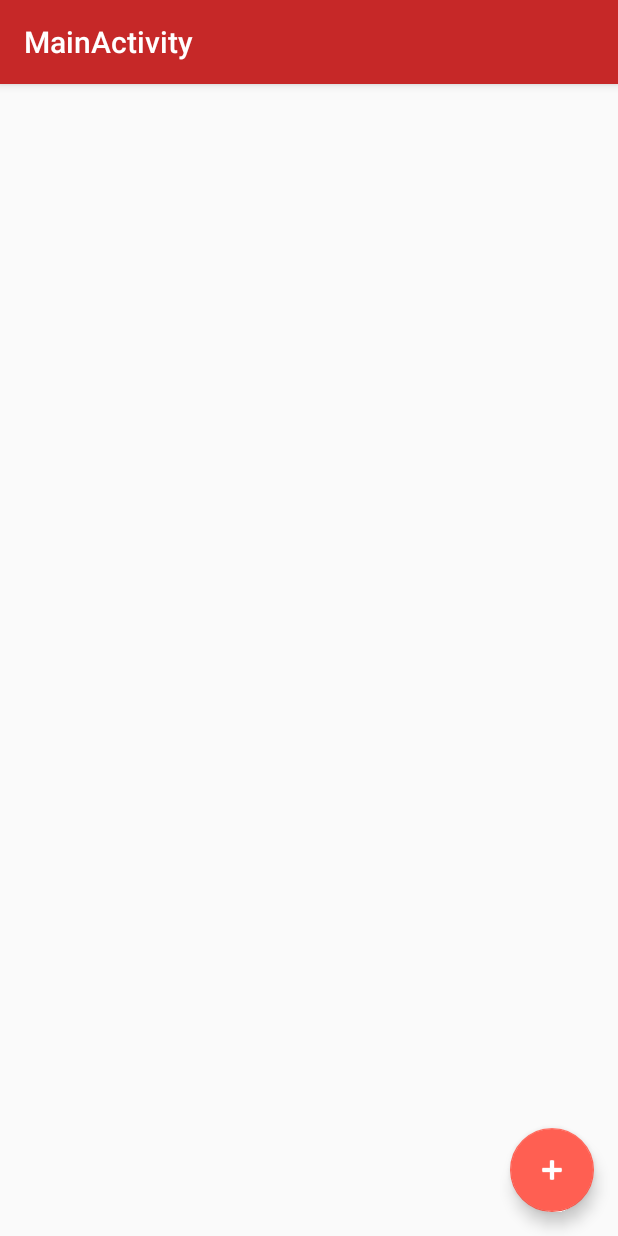
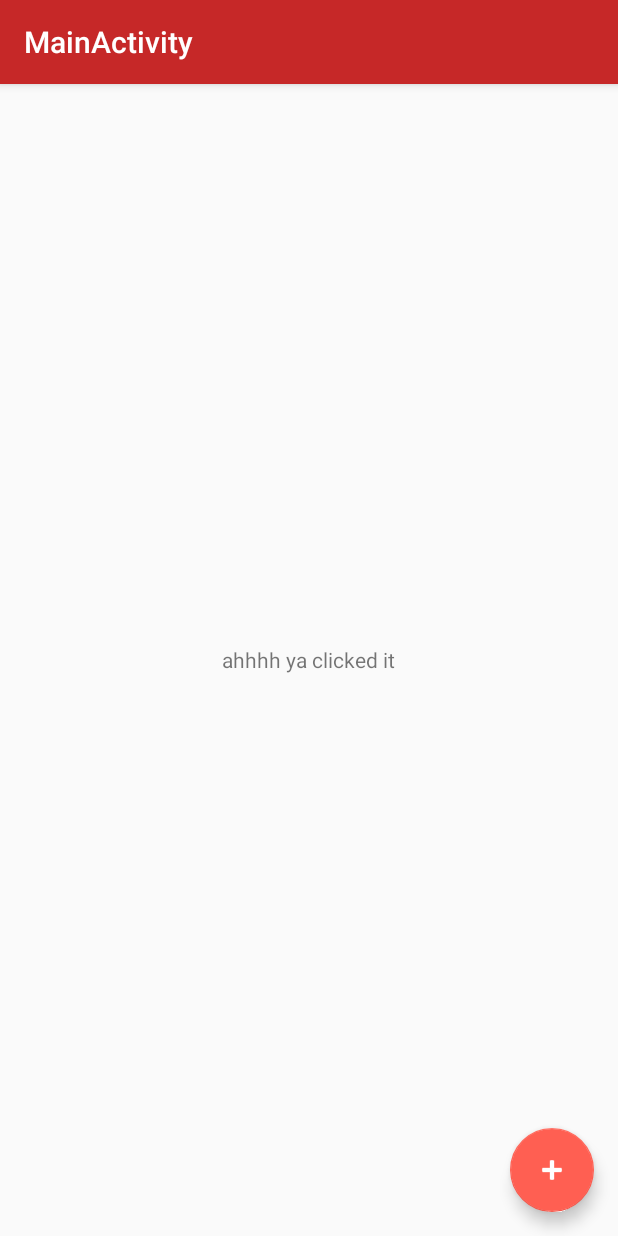
Before and after one commit to JoshHughes-Dev/TodoApp, an Android app: the screen it shows after launch (MainActivity), after a tap on an icon or button, on a phone screen of 412 x 824 dp. Run offline under Robolectric (Android 15) with nearby library versions, the phone set to English and light mode, and no system bars; our stand-ins replace Dagger/Hilt's generated code, data binding; 3 statements that could not run were skipped.

Commit message:
so figured out viewModel's are not observable, have to use observable variables :( apparently library may change that soon.
added DI for viewModel. made base class to wrap context up a bit. although found out cant use context in viewModels without iffy thing

```diff
--- a/app/src/main/java/com/jhughes/todoapp/injection/module/MainActivityModule.kt
+++ b/app/src/main/java/com/jhughes/todoapp/injection/module/MainActivityModule.kt
@@ -1,7 +1,9 @@
 package com.jhughes.todoapp.injection.module
 
+import android.app.ProgressDialog
 import android.content.Context
 import com.jhughes.todoapp.ui.MainActivity
+import com.jhughes.todoapp.ui.viewModel.factory.MainViewModelFactory
 import dagger.Module
 import dagger.Provides
 
@@ -12,4 +14,18 @@ class MainActivityModule(private val activity: MainActivity) {
     fun provideContext(): Context {
         return activity
     }
+
+    @Provides
+    fun provideProgressDialog(): ProgressDialog {
+        val progress = ProgressDialog(activity)
+        progress.setMessage("loading")
+        return progress
+    }
+
+
+    @Provides
+    fun provideMainViewModelFactory():
+            MainViewModelFactory {
+        return MainViewModelFactory(activity.application)
+    }
 }
--- a/app/src/main/java/com/jhughes/todoapp/ui/MainActivity.kt
+++ b/app/src/main/java/com/jhughes/todoapp/ui/MainActivity.kt
@@ -1,5 +1,6 @@
 package com.jhughes.todoapp.ui
 
+import android.app.ProgressDialog
 import android.arch.lifecycle.ViewModelProviders
 import android.content.Context
 import android.content.Intent
@@ -12,6 +13,7 @@ import com.jhughes.todoapp.injection.component.DaggerMainActivityComponent
 import com.jhughes.todoapp.injection.component.MainActivityComponent
 import com.jhughes.todoapp.injection.module.MainActivityModule
 import com.jhughes.todoapp.ui.viewModel.MainViewModel
+import com.jhughes.todoapp.ui.viewModel.factory.MainViewModelFactory
 import javax.inject.Inject
 
 
@@ -22,6 +24,8 @@ class MainActivity : AppCompatActivity() {
 
     @Inject lateinit var context : Context
     @Inject lateinit var connectivityManager: ConnectivityManager
+    @Inject lateinit var progressDialog: ProgressDialog
+    @Inject lateinit var viewModelFactory: MainViewModelFactory
 
     companion object Factory {
         fun getStartIntent(context: Context): Intent {
@@ -42,16 +46,11 @@ class MainActivity : AppCompatActivity() {
         component.inject(this)
 
         binding = ActivityMainBinding.inflate(layoutInflater)
-        binding.viewModel = ViewModelProviders.of(this).get(MainViewModel::class.java)
+        binding.viewModel = ViewModelProviders.of(this, viewModelFactory)
+                .get(MainViewModel::class.java)
 
         setContentView(binding.root)
         setSupportActionBar(binding.toolbar)
-
-//        fab.setOnClickListener { view ->
-//            Snackbar.make(view, "Replace with your own action", Snackbar.LENGTH_LONG)
-//                    .setAction("Action", null).show()
-//        }
-
     }
 
 }
--- /dev/null
+++ b/app/src/main/java/com/jhughes/todoapp/ui/viewModel/BaseViewModel.kt
@@ -0,0 +1,12 @@
+package com.jhughes.todoapp.ui.viewModel
+
+import android.app.Application
+import android.arch.lifecycle.AndroidViewModel
+import android.content.Context
+
+open class BaseViewModel(application : Application) : AndroidViewModel(application) {
+
+    val context : Context
+        get() = getApplication()
+
+}
--- a/app/src/main/java/com/jhughes/todoapp/ui/viewModel/MainViewModel.kt
+++ b/app/src/main/java/com/jhughes/todoapp/ui/viewModel/MainViewModel.kt
@@ -1,12 +1,22 @@
 package com.jhughes.todoapp.ui.viewModel
 
-import android.arch.lifecycle.ViewModel
-import android.util.Log
-
-class MainViewModel : ViewModel() {
+import android.app.Application
+import android.databinding.ObservableField
+import android.widget.Toast
+import javax.inject.Inject
 
 
-    public fun fabClick() {
-        Log.d("MainViewModel", "on fab click")
+class MainViewModel @Inject internal constructor(
+        application: Application) : BaseViewModel(application) {
+
+    val testText = ObservableField("")
+
+    init {
+        testText.set("Hi my name is josh")
+    }
+
+    fun fabClick() {
+        Toast.makeText(context, "fab clicked", Toast.LENGTH_LONG).show()
+        testText.set("ahhhh ya clicked it")
     }
 }
--- /dev/null
+++ b/app/src/main/java/com/jhughes/todoapp/ui/viewModel/factory/MainViewModelFactory.kt
@@ -0,0 +1,16 @@
+package com.jhughes.todoapp.ui.viewModel.factory
+
+import android.app.Application
+import android.arch.lifecycle.ViewModel
+import android.arch.lifecycle.ViewModelProvider
+import com.jhughes.todoapp.ui.viewModel.MainViewModel
+
+class MainViewModelFactory(private val application: Application) : ViewModelProvider.Factory {
+
+    override fun <T : ViewModel?> create(modelClass: Class<T>): T {
+        if (modelClass.isAssignableFrom(MainViewModel::class.java)) {
+            return MainViewModel(application) as T
+        }
+        throw IllegalArgumentException("Unknown ViewModel class")
+    }
+}
--- a/app/src/main/res/layout/activity_main.xml
+++ b/app/src/main/res/layout/activity_main.xml
@@ -30,12 +30,20 @@
 
         </android.support.design.widget.AppBarLayout>
 
-        <android.support.constraint.ConstraintLayout
+        <RelativeLayout
             android:layout_width="match_parent"
             android:layout_height="match_parent"
             app:layout_behavior="@string/appbar_scrolling_view_behavior">
 
-        </android.support.constraint.ConstraintLayout>
+
+            <TextView
+                android:layout_width="wrap_content"
+                android:layout_height="wrap_content"
+                android:layout_centerInParent="true"
+                android:text="@{viewModel.testText}"
+                tools:text="text woooo"/>
+
+        </RelativeLayout>
 
         <android.support.design.widget.FloatingActionButton
             android:id="@+id/fab"
```
